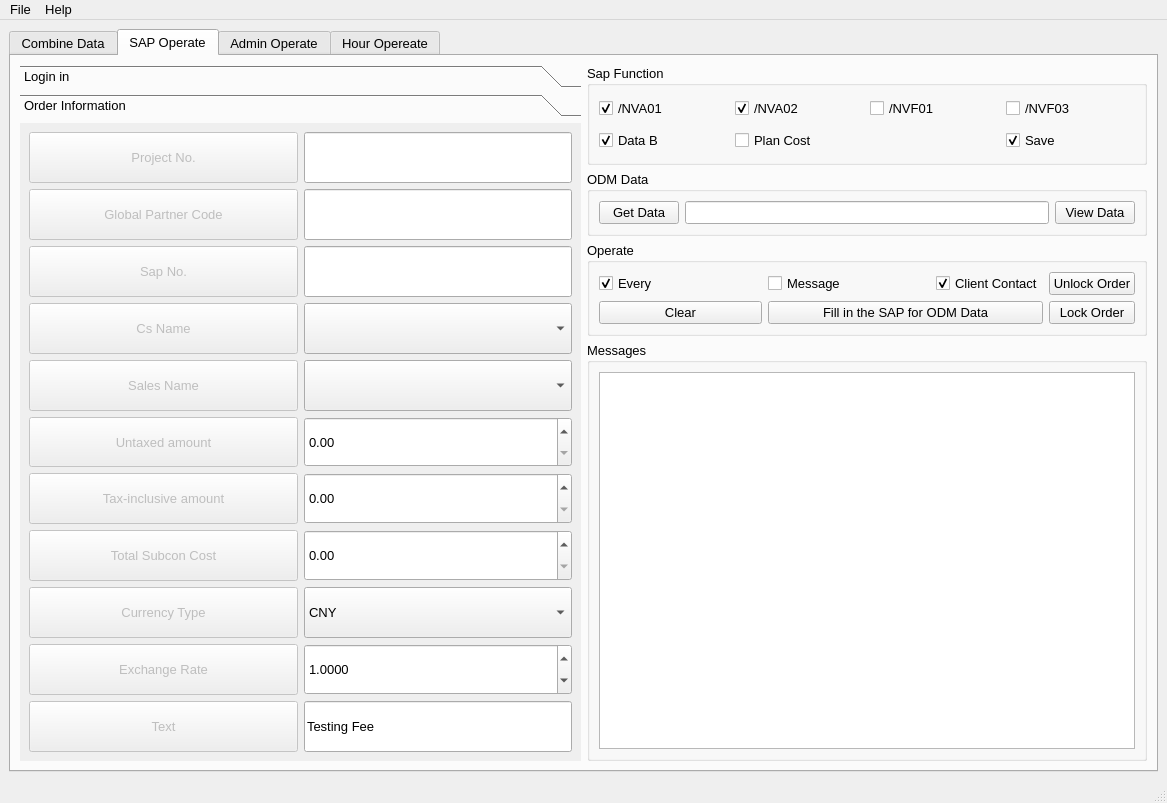
The window that Sap_Operate_Ui.ui (chen-huai/Sap_Operation_HDL) describes before a commit, drawn with Qt 5.
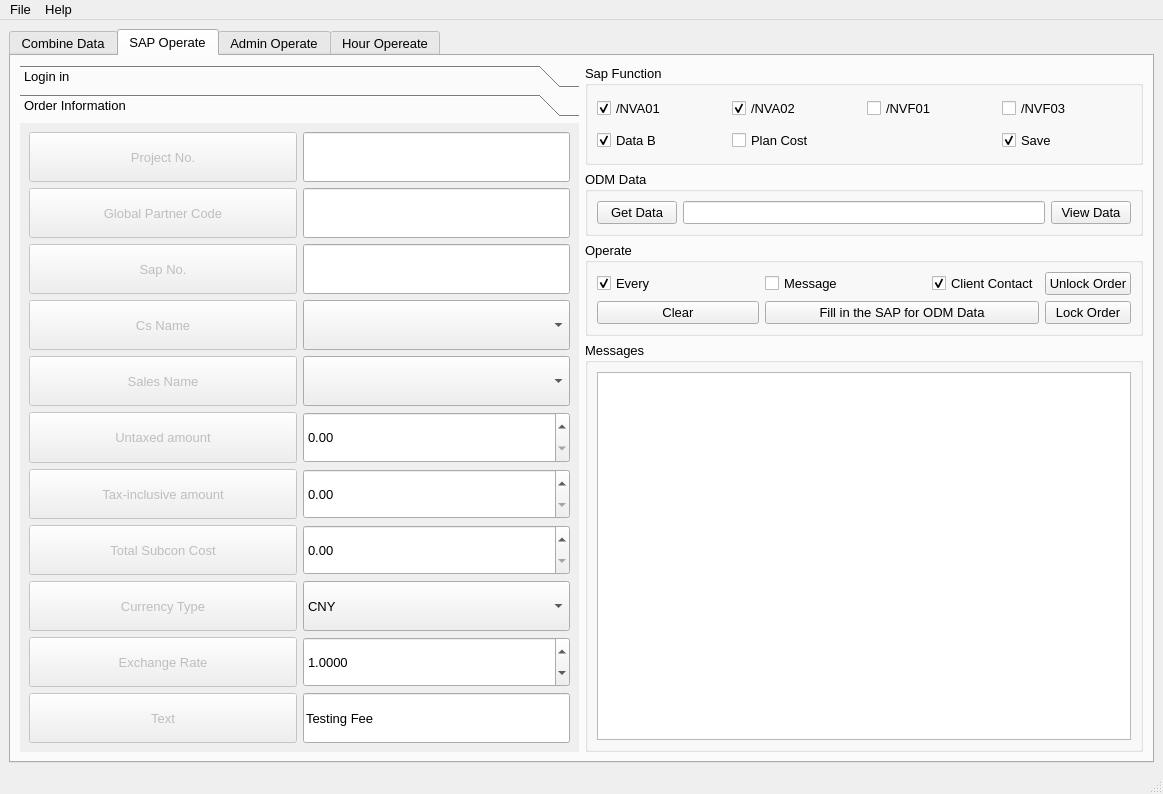
The same window after the commit. Icons and pictures are not drawn.

Commit message:
refactor(config): 优化GUI数据获取逻辑并添加订单信息回填功能
- 移除config_mixin.py中重复的GUI控件数据读取代码
- 添加_sap_order_mixin.py中_apply_order_row_to_gui方法实现Excel数据回填到GUI控件
- 导入QSignalBlocker防止下拉框回填时触发信号槽
- 在UI文件中调整多个控件的尺寸以适应新布局
- 为CS/Sales不在配置文件中的情况添加黄色警告提示
- 改进汇率默认值处理和未税金额取值逻辑

```diff
--- a/Sap_Operate_Ui.ui
+++ b/Sap_Operate_Ui.ui
@@ -7,8 +7,8 @@
    <rect>
     <x>0</x>
     <y>0</y>
-    <width>1167</width>
-    <height>803</height>
+    <width>1163</width>
+    <height>794</height>
    </rect>
   </property>
   <property name="sizePolicy">
@@ -1188,8 +1188,8 @@
             <rect>
              <x>0</x>
              <y>0</y>
-             <width>555</width>
-             <height>619</height>
+             <width>553</width>
+             <height>587</height>
             </rect>
            </property>
            <attribute name="label">
@@ -2666,8 +2666,8 @@
     <rect>
      <x>0</x>
      <y>0</y>
-     <width>1167</width>
-     <height>25</height>
+     <width>1163</width>
+     <height>29</height>
     </rect>
    </property>
    <widget class="QMenu" name="menuFile">
```
Left out of the diff: 4 changed lines with no effect on the pictures. The commit also changes 2 other files.
